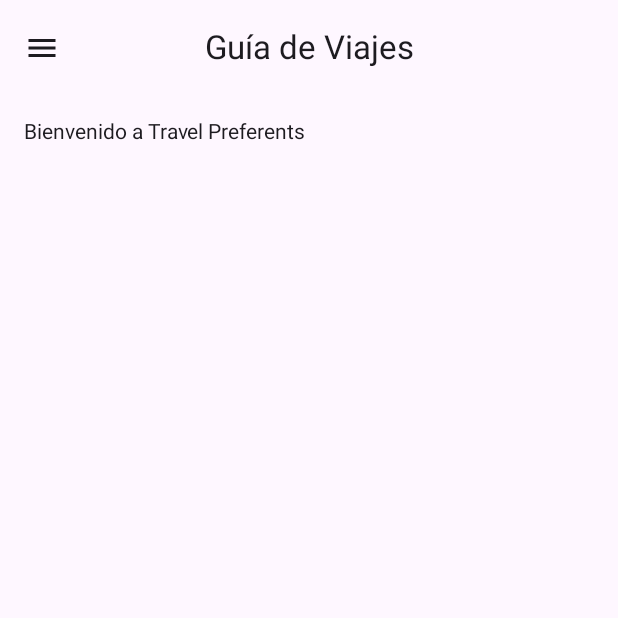
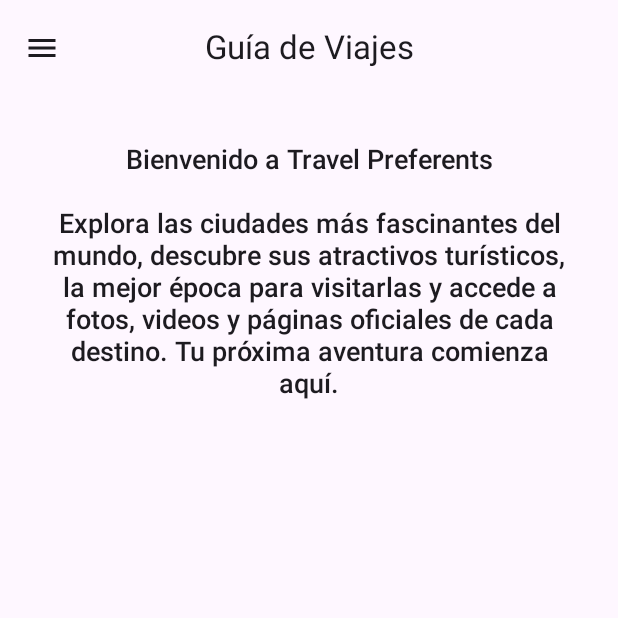
Before and after one commit to janaldana2025/travelpreferents, an Android app built with Jetpack Compose: the screen it shows after launch (MainActivity), on a phone screen of 412 x 824 dp, the top half of it. Run offline under Robolectric (Android 15) with nearby library versions, the phone set to English and light mode, and no system bars.

Commit message:
Ajustes a icono, nombre de app y texto inicial de introduccion

```diff
--- a/app/src/main/java/com/example/travel_preferents/MainActivity.kt
+++ b/app/src/main/java/com/example/travel_preferents/MainActivity.kt
@@ -9,13 +9,10 @@ import androidx.compose.foundation.clickable
 import androidx.compose.foundation.layout.*
 import androidx.compose.foundation.lazy.LazyColumn
 import androidx.compose.foundation.lazy.items
-import androidx.compose.foundation.shape.CircleShape
 import androidx.compose.foundation.shape.RoundedCornerShape
 import androidx.compose.material3.*
 import androidx.compose.material3.DrawerValue
 import androidx.compose.material3.ModalNavigationDrawer
-import androidx.compose.material3.NavigationDrawerItem
-import androidx.compose.material3.NavigationDrawerItemDefaults
 import androidx.compose.runtime.*
 import androidx.compose.ui.Alignment
 import androidx.compose.ui.Modifier
@@ -31,7 +28,6 @@ import androidx.compose.ui.unit.sp
 import androidx.compose.ui.tooling.preview.Preview
 import androidx.compose.material.icons.Icons
 import androidx.compose.material.icons.filled.*
-import androidx.compose.ui.text.style.TextOverflow
 import androidx.navigation.NavHostController
 import androidx.navigation.compose.NavHost
 import androidx.navigation.compose.composable
@@ -42,6 +38,8 @@ import androidx.compose.ui.graphics.vector.ImageVector
 import android.content.Intent
 import android.net.Uri
 import androidx.compose.ui.platform.LocalContext
+import androidx.compose.ui.text.style.TextAlign
+
 
 
 
@@ -320,7 +318,16 @@ fun NavHostContainer(navController: NavHostController, modifier: Modifier = Modi
 @Composable
 fun InicioScreen() {
     Box(modifier = Modifier.fillMaxSize().padding(16.dp), contentAlignment = Alignment.TopStart) {
-        Text("Bienvenido a Travel Preferents")
+        Text(
+            text = "Bienvenido a Travel Preferents\n\n" +
+                    "Explora las ciudades más fascinantes del mundo, descubre sus atractivos turísticos, " +
+                    "la mejor época para visitarlas y accede a fotos, videos y páginas oficiales de cada destino. " +
+                    "Tu próxima aventura comienza aquí.",
+            fontSize = 18.sp,
+            fontWeight = FontWeight.Medium,
+            textAlign = TextAlign.Center,
+            modifier = Modifier.padding(16.dp)
+        )
     }
 }
 
```
Also changed, not shown: app/src/main/AndroidManifest.xml (+4 -4 lines), app/src/main/res/drawable/icon.png (added), app/src/main/res/drawable/icon2.png (added).
